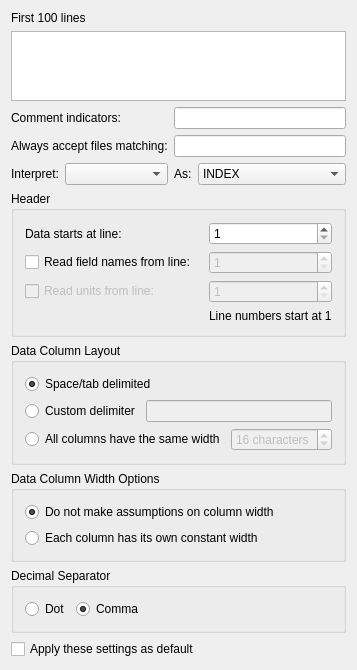
Old version of the form src/datasources/ascii/asciiconfig.ui in the repository Kst-plot/kst.
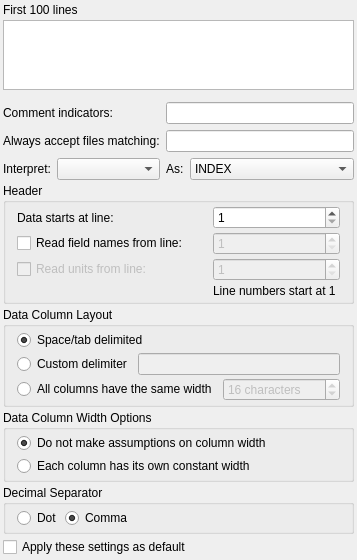
New version of the form.

Commit message: make the dialog a bit more compact

Patch:
```diff
--- a/src/datasources/ascii/asciiconfig.ui
+++ b/src/datasources/ascii/asciiconfig.ui
@@ -11,6 +11,12 @@
    </rect>
   </property>
   <layout class="QVBoxLayout" name="verticalLayout">
+   <property name="spacing">
+    <number>3</number>
+   </property>
+   <property name="margin">
+    <number>3</number>
+   </property>
    <item>
     <widget class="QLabel" name="_labelBeginning">
      <property name="text">
@@ -23,6 +29,9 @@
    </item>
    <item>
     <layout class="QGridLayout">
+     <property name="topMargin">
+      <number>9</number>
+     </property>
      <item row="0" column="0">
       <widget class="QLabel" name="textLabel1">
        <property name="text">
@@ -133,6 +142,15 @@
       <string>Header</string>
      </property>
      <layout class="QGridLayout" name="gridLayout2">
+      <property name="topMargin">
+       <number>3</number>
+      </property>
+      <property name="bottomMargin">
+       <number>3</number>
+      </property>
+      <property name="verticalSpacing">
+       <number>3</number>
+      </property>
       <item row="0" column="0">
        <widget class="QLabel" name="textLabel1_3">
         <property name="sizePolicy">
@@ -248,6 +266,15 @@
       <string>Data Column Layout</string>
      </property>
      <layout class="QVBoxLayout" name="verticalLayout_3">
+      <property name="spacing">
+       <number>3</number>
+      </property>
+      <property name="topMargin">
+       <number>3</number>
+      </property>
+      <property name="bottomMargin">
+       <number>3</number>
+      </property>
       <item>
        <widget class="QRadioButton" name="_whitespace">
         <property name="text">
@@ -312,6 +339,15 @@
       <string>Data Column Width Options</string>
      </property>
      <layout class="QVBoxLayout" name="verticalLayout_2">
+      <property name="spacing">
+       <number>3</number>
+      </property>
+      <property name="topMargin">
+       <number>3</number>
+      </property>
+      <property name="bottomMargin">
+       <number>3</number>
+      </property>
       <item>
        <widget class="QRadioButton" name="radioButton">
         <property name="text">
@@ -338,6 +374,15 @@
       <string>Decimal Separator</string>
      </property>
      <layout class="QHBoxLayout" name="horizontalLayout_3">
+      <property name="spacing">
+       <number>3</number>
+      </property>
+      <property name="topMargin">
+       <number>3</number>
+      </property>
+      <property name="bottomMargin">
+       <number>3</number>
+      </property>
       <item>
        <widget class="QRadioButton" name="_useDot">
         <property name="text">
```
